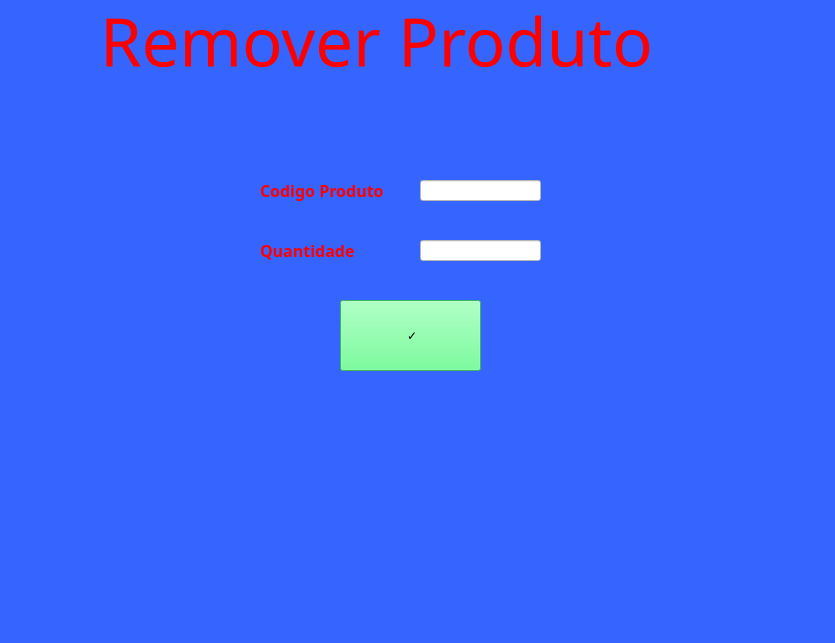
Old version of the form SYSTEM CONTROL/Estoquer.ui in the repository victorkok/OPE-Oficina-Mecanica.
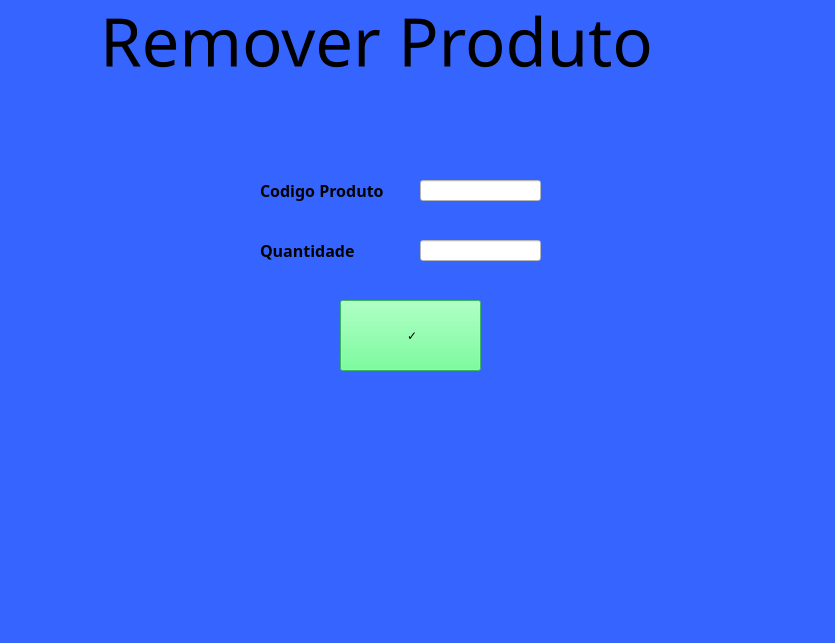
New version of the form.

```diff
--- a/SYSTEM CONTROL/Estoquer.ui
+++ b/SYSTEM CONTROL/Estoquer.ui
@@ -36,7 +36,7 @@
      <bool>false</bool>
     </property>
     <property name="styleSheet">
-     <string notr="true">color: rgb(255, 0, 0);</string>
+     <string notr="true">color: rgb(0, 0, 0);</string>
     </property>
     <property name="text">
      <string>Remover Produto</string>
@@ -70,7 +70,7 @@
      <bool>false</bool>
     </property>
     <property name="styleSheet">
-     <string notr="true">color: rgb(255, 0, 0);
+     <string notr="true">color: rgb(0, 0, 0);
 background-color: rgb(53, 100, 255);</string>
     </property>
     <property name="text">
@@ -99,7 +99,7 @@
      </font>
     </property>
     <property name="styleSheet">
-     <string notr="true">color: rgb(255, 0, 0);</string>
+     <string notr="true">color: rgb(0, 0, 0);</string>
     </property>
     <property name="text">
      <string>Quantidade</string>
```
